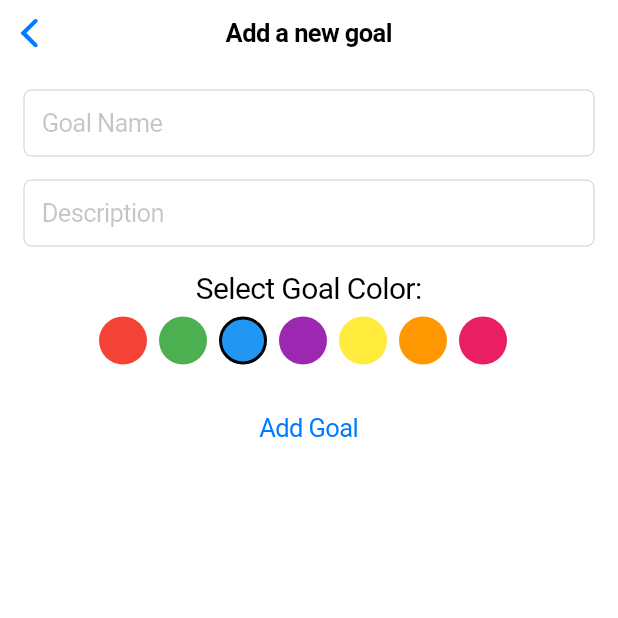
After one commit to ivantrj/goalBuddy, a Flutter app: the AddGoalView screen opened by its route, on a phone screen of 412 x 824 dp, the top half of it. The commit adds this screen. Run offline on Flutter 3.47's test engine with Material 2 defaults, Android fonts, the light colour scheme and no system bars; our stand-ins replace flutter_riverpod, go_router.

Commit message:
add riverpod and viewmodel

```diff
--- a/lib/main.dart
+++ b/lib/main.dart
@@ -1,17 +1,43 @@
 import 'package:flutter/cupertino.dart';
+import 'package:flutter_riverpod/flutter_riverpod.dart';
+import 'package:go_router/go_router.dart';
+import 'package:goal_buddy_riverpod/view/add_goal_view.dart';
 import 'package:goal_buddy_riverpod/view/home_view.dart';
 
 void main() {
-  runApp(const MainApp());
+  runApp(
+    const ProviderScope(
+      child: MainApp(),
+    ),
+  );
 }
+
+final GoRouter _router = GoRouter(
+  routes: <RouteBase>[
+    GoRoute(
+      path: '/',
+      builder: (BuildContext context, GoRouterState state) {
+        return HomeView();
+      },
+      routes: <RouteBase>[
+        GoRoute(
+          path: 'add_goal',
+          builder: (BuildContext context, GoRouterState state) {
+            return AddGoalView();
+          },
+        ),
+      ],
+    ),
+  ],
+);
 
 class MainApp extends StatelessWidget {
   const MainApp({super.key});
 
   @override
   Widget build(BuildContext context) {
-    return CupertinoApp(
-      home: HomeView(),
+    return CupertinoApp.router(
+      routerConfig: _router,
       debugShowCheckedModeBanner: false,
     );
   }
--- /dev/null
+++ b/lib/view/add_goal_view.dart
@@ -0,0 +1,114 @@
+import 'package:flutter/cupertino.dart';
+import 'package:flutter/material.dart';
+import 'package:flutter_riverpod/flutter_riverpod.dart';
+import 'package:goal_buddy_riverpod/viewmodel/add_goal_viewmodel.dart';
+
+class AddGoalView extends ConsumerStatefulWidget {
+  const AddGoalView({super.key});
+
+  @override
+  _AddGoalViewState createState() => _AddGoalViewState();
+}
+
+class _AddGoalViewState extends ConsumerState<AddGoalView> {
+  late TextEditingController _nameController;
+  late TextEditingController _descriptionController;
+  Color _selectedColor = Colors.blue; // Default color
+
+  @override
+  void initState() {
+    super.initState();
+    _nameController = TextEditingController();
+    _descriptionController = TextEditingController();
+  }
+
+  @override
+  void dispose() {
+    _nameController.dispose();
+    _descriptionController.dispose();
+    super.dispose();
+  }
+
+  @override
+  Widget build(BuildContext context) {
+    final viewModel = ref.watch(addGoalViewModelProvider);
+
+    return CupertinoPageScaffold(
+      navigationBar: const CupertinoNavigationBar(
+        middle: Text('Add a new goal'),
+      ),
+      child: SafeArea(
+        child: SingleChildScrollView(
+          padding: const EdgeInsets.all(16),
+          child: Column(
+            crossAxisAlignment: CrossAxisAlignment.stretch,
+            children: [
+              CupertinoTextField(
+                controller: _nameController,
+                placeholder: "Goal Name",
+                padding: const EdgeInsets.all(12),
+              ),
+              const SizedBox(height: 16),
+              CupertinoTextField(
+                controller: _descriptionController,
+                placeholder: "Description",
+                padding: const EdgeInsets.all(12),
+              ),
+              const SizedBox(height: 16),
+              const Center(
+                  child: Text(
+                'Select Goal Color:',
+                style: TextStyle(fontSize: 20),
+              )),
+              const SizedBox(height: 8),
+              Center(
+                child: Wrap(
+                  children: [
+                    _buildColorPickerItem(Colors.red),
+                    _buildColorPickerItem(Colors.green),
+                    _buildColorPickerItem(Colors.blue),
+                    _buildColorPickerItem(Colors.purple),
+                    _buildColorPickerItem(Colors.yellow),
+                    _buildColorPickerItem(Colors.orange),
+                    _buildColorPickerItem(Colors.pink),
+                    // Add more color picker items as needed
+                  ],
+                ),
+              ),
+              const SizedBox(height: 16),
+              CupertinoButton(
+                onPressed: () {
+                  viewModel.saveGoal(_nameController.toString(), _descriptionController.toString(), _selectedColor);
+                },
+                child: const Text('Add Goal'),
+              ),
+            ],
+          ),
+        ),
+      ),
+    );
+  }
+
+  Widget _buildColorPickerItem(Color color) {
+    return GestureDetector(
+      onTap: () {
+        setState(() {
+          _selectedColor = color;
+        });
+      },
+      child: Container(
+        width: 32,
+        height: 32,
+        margin: const EdgeInsets.only(right: 8),
+        decoration: BoxDecoration(
+          color: color,
+          shape: BoxShape.circle,
+          border: Border.all(
+            color: _selectedColor == color ? Colors.black : Colors.transparent,
+            width: 2,
+          ),
+        ),
+      ),
+    );
+  }
+}
--- a/lib/view/home_view.dart
+++ b/lib/view/home_view.dart
@@ -1,5 +1,6 @@
 import 'package:flutter/cupertino.dart';
 import 'package:flutter/material.dart';
+import 'package:go_router/go_router.dart';
 import 'package:goal_buddy_riverpod/data/goal.dart';
 import 'package:goal_buddy_riverpod/widgets/goal_card.dart';
 
@@ -9,8 +10,14 @@ class HomeView extends StatelessWidget {
   @override
   Widget build(BuildContext context) {
     return CupertinoPageScaffold(
-      navigationBar: const CupertinoNavigationBar(
+      navigationBar: CupertinoNavigationBar(
         middle: Text('Goal Tracky'),
+        trailing: CupertinoButton(
+          onPressed: () {
+            context.go('/add_goal');
+          },
+          child: Icon(Icons.add),
+        ),
       ),
       child: ListView.builder(
         itemCount: goals.length,
--- /dev/null
+++ b/lib/viewmodel/add_goal_viewmodel.dart
@@ -0,0 +1,29 @@
+import 'package:flutter/cupertino.dart';
+import 'package:flutter_riverpod/flutter_riverpod.dart';
+import 'package:goal_buddy_riverpod/data/goal.dart';
+
+final addGoalViewModelProvider = ChangeNotifierProvider<AddGoalViewModel>((ref) => AddGoalViewModel());
+
+class AddGoalViewModel extends ChangeNotifier {
+  Goal? _newGoal;
+
+  Goal? get newGoal => _newGoal;
+
+  void saveGoal(String name, String description, Color color) {
+    final Goal goal = Goal(
+      name: name,
+      description: description,
+      color: color,
+    );
+
+    // TODO: Save the goal to local storage or perform any other necessary actions
+
+    _newGoal = goal;
+    notifyListeners();
+  }
+
+  void deleteGoal() {
+    _newGoal = null;
+    notifyListeners();
+  }
+}
--- a/pubspec.yaml
+++ b/pubspec.yaml
@@ -9,6 +9,8 @@ environment:
 dependencies:
   flutter:
     sdk: flutter
+  flutter_riverpod: ^2.3.6
+  go_router: ^9.0.0
   riverpod: ^2.3.6
 
 dev_dependencies:
```
Also changed, not shown: pubspec.lock, 2 other files.
